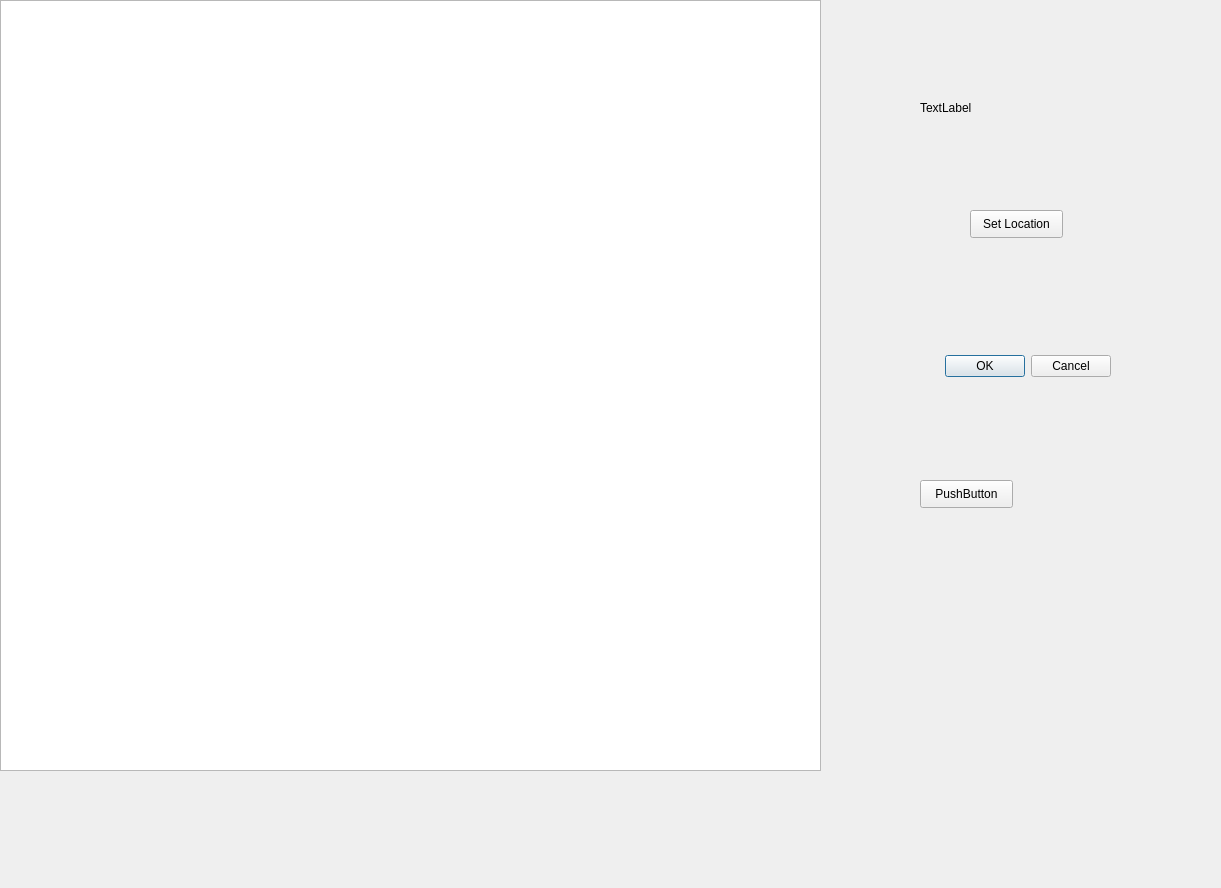
GTUProject1Group62015/Group6Interface, file icmekan.ui: the form before one commit.
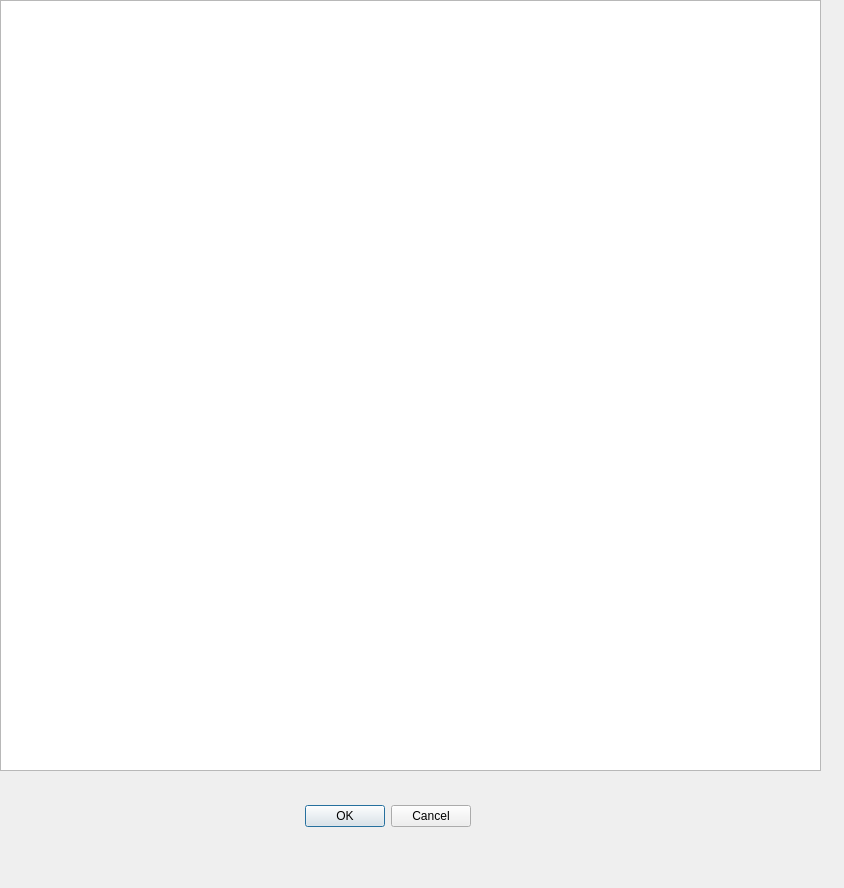
The form after the commit.

Patch:
```diff
--- a/icmekan.ui
+++ b/icmekan.ui
@@ -6,7 +6,7 @@
    <rect>
     <x>0</x>
     <y>0</y>
-    <width>1221</width>
+    <width>844</width>
     <height>888</height>
    </rect>
   </property>
@@ -16,8 +16,8 @@
   <widget class="QDialogButtonBox" name="buttonBox">
    <property name="geometry">
     <rect>
-     <x>900</x>
-     <y>350</y>
+     <x>260</x>
+     <y>800</y>
      <width>211</width>
      <height>32</height>
     </rect>
@@ -42,8 +42,8 @@
   <widget class="QPushButton" name="pushButton">
    <property name="geometry">
     <rect>
-     <x>970</x>
-     <y>210</y>
+     <x>980</x>
+     <y>240</y>
      <width>93</width>
      <height>28</height>
     </rect>
@@ -55,7 +55,7 @@
   <widget class="QLabel" name="label">
    <property name="geometry">
     <rect>
-     <x>920</x>
+     <x>960</x>
      <y>100</y>
      <width>171</width>
      <height>16</height>
@@ -65,19 +65,6 @@
     <string>TextLabel</string>
    </property>
   </widget>
-  <widget class="QPushButton" name="deneme">
-   <property name="geometry">
-    <rect>
-     <x>920</x>
-     <y>480</y>
-     <width>93</width>
-     <height>28</height>
-    </rect>
-   </property>
-   <property name="text">
-    <string>PushButton</string>
-   </property>
-  </widget>
  </widget>
  <resources/>
  <connections>
```
